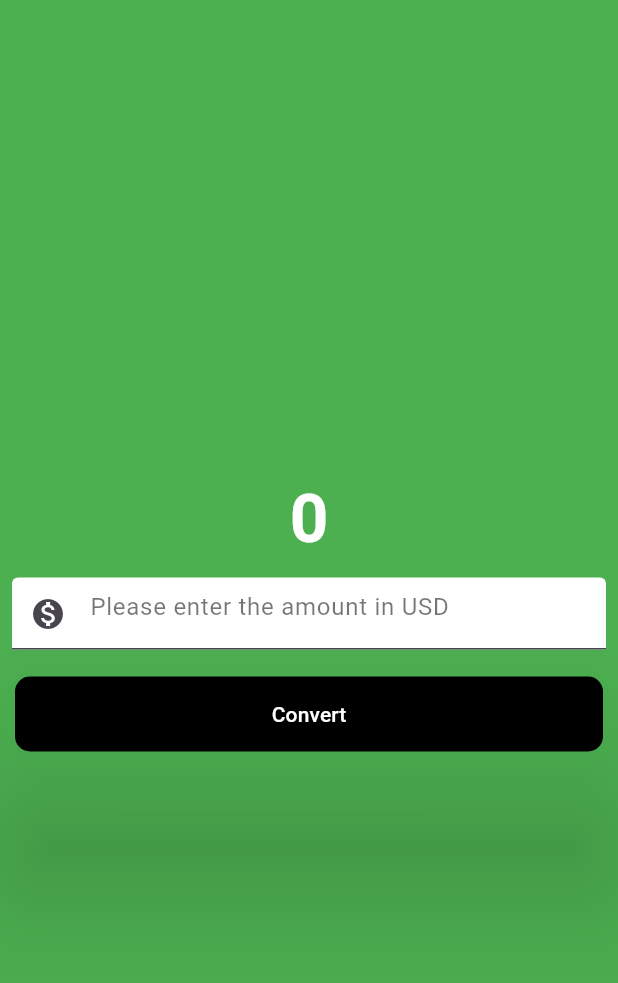
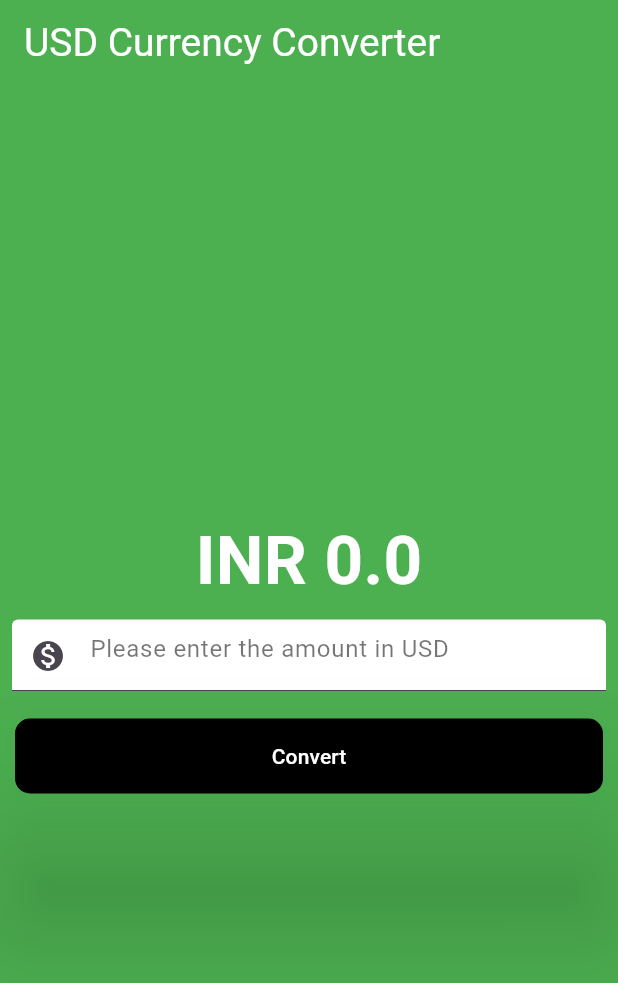
Before and after one commit to Premm98/flutter_calculator, a Flutter app: the screen it shows after launch, after a tap on "Convert", on a phone screen of 412 x 824 dp. Shown: the top 983 px of the screen. Run offline on Flutter 3.47's test engine with Material 3 defaults, Android fonts, the phone set to English and light mode, and no system bars.

```diff
--- a/lib/currency_converter_material_page.dart
+++ b/lib/currency_converter_material_page.dart
@@ -1,35 +1,56 @@
 import 'package:flutter/material.dart';
-import 'package:flutter/widgets.dart';
 
-void function() {
-  debugPrint('Button clicked');
-}
-
-class CurrencyConverterMaterialPage extends StatelessWidget {
+class CurrencyConverterMaterialPage extends StatefulWidget {
   const CurrencyConverterMaterialPage({super.key});
 
   @override
+  State<CurrencyConverterMaterialPage> createState() =>
+      _CurrencyConverterMaterialPage();
+}
+
+class _CurrencyConverterMaterialPage
+    extends State<CurrencyConverterMaterialPage> {
+  double result = 0;
+  final TextEditingController textController = TextEditingController();
+
+  @override
   Widget build(BuildContext context) {
+    void function() {
+      setState(() {
+        result = double.parse(textController.text) * 81;
+      });
+    }
+
     return Scaffold(
       backgroundColor: Colors.green,
+      appBar: AppBar(
+        backgroundColor: Colors.green,
+        elevation: 0,
+        title: const Text('USD Currency Converter'),
+        titleTextStyle: const TextStyle(
+          color: Colors.white,
+          fontSize: 26,
+        ),
+      ),
       body: Center(
         child: Column(
           mainAxisAlignment: MainAxisAlignment.center,
           crossAxisAlignment: CrossAxisAlignment.center,
           children: [
-            const Text(
-              '0',
-              style: TextStyle(
+            Text(
+              'INR $result',
+              style: const TextStyle(
                 fontSize: 45,
                 fontWeight: FontWeight.bold,
                 color: Color.fromARGB(255, 255, 255, 255),
               ),
             ),
-            const Padding(
-              padding: EdgeInsets.all(8.0),
+            Padding(
+              padding: const EdgeInsets.all(8.0),
               child: TextField(
-                style: TextStyle(color: Colors.black),
-                decoration: InputDecoration(
+                controller: textController,
+                style: const TextStyle(color: Colors.black),
+                decoration: const InputDecoration(
                   hintText: 'Please enter the amount in USD',
                   hintStyle: TextStyle(color: Colors.black54),
                   prefixIcon: Icon(Icons.monetization_on),
@@ -42,7 +63,7 @@ class CurrencyConverterMaterialPage extends StatelessWidget {
                     ),
                   ),
                 ),
-                keyboardType: TextInputType.numberWithOptions(
+                keyboardType: const TextInputType.numberWithOptions(
                   decimal: true,
                 ),
               ),
```
